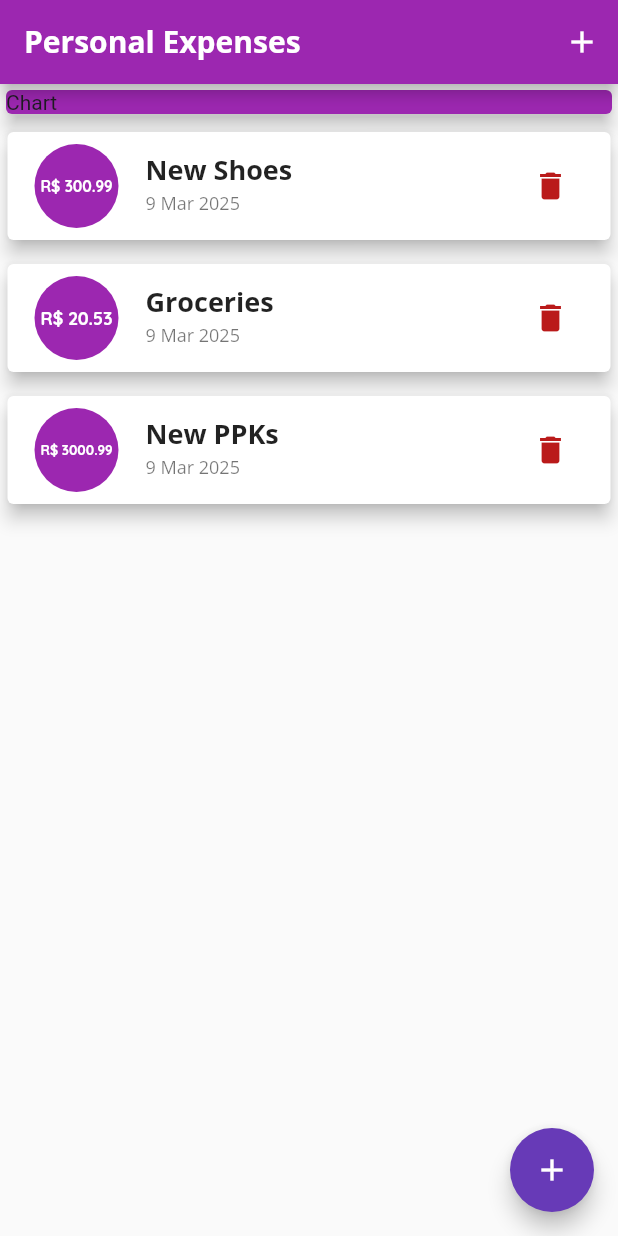
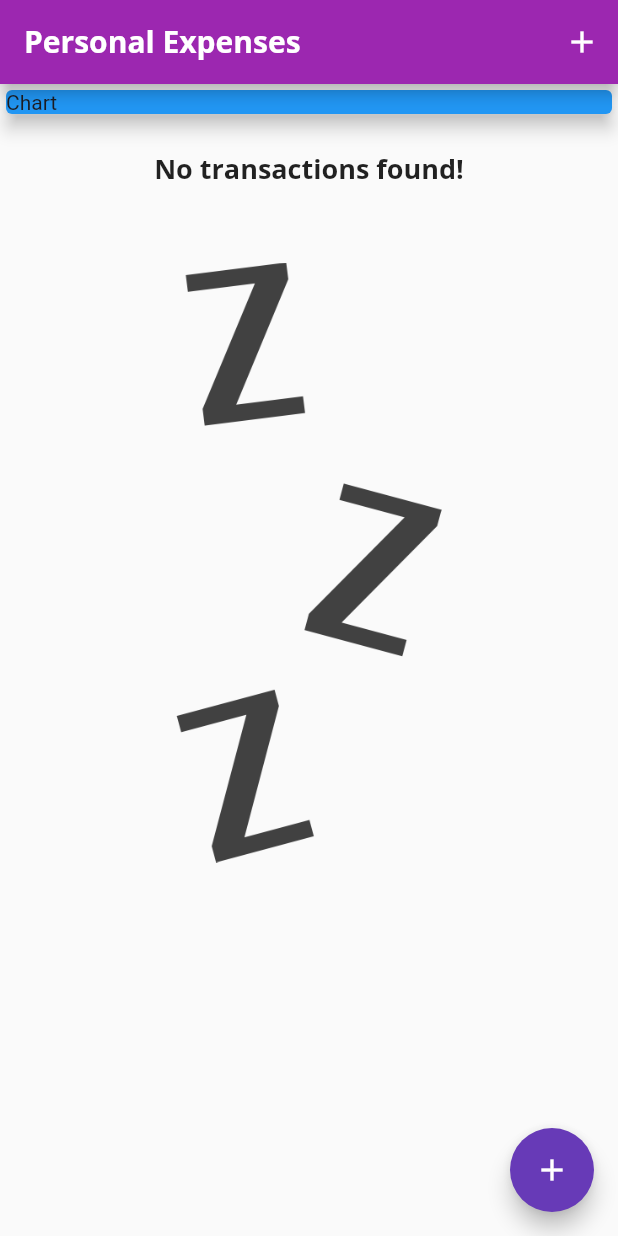
Before and after one commit to dilersik/personal-expenses-flutter, a Flutter app: the screen it shows after launch, on a phone screen of 412 x 824 dp. Run offline on Flutter 3.47's test engine with Material 3 defaults, Android fonts, the phone set to English and light mode, and no system bars.

```diff
--- a/lib/components/transaction_list.dart
+++ b/lib/components/transaction_list.dart
@@ -13,7 +13,25 @@ class TransactionList extends StatelessWidget {
   Widget build(BuildContext context) {
     return SizedBox(
       height: double.infinity,
-      child: ListView.builder(
+      child: transactions.isEmpty
+          ? Column(
+              children: [
+                SizedBox(height: 20),
+                Text(
+                  "No transactions found!",
+                  style: Theme.of(context).textTheme.titleLarge,
+                ),
+                SizedBox(height: 50),
+                SizedBox(
+                  height: 400,
+                  child: Image.asset(
+                    "assets/images/waiting.png",
+                    fit: BoxFit.cover,
+                  ),
+                ),
+              ],
+            )
+          : ListView.builder(
               itemCount: transactions.length,
               itemBuilder: (ctx, index) {
                 final transaction = transactions[index];
--- a/lib/main.dart
+++ b/lib/main.dart
@@ -60,25 +60,25 @@ class MyHomePage extends StatefulWidget {
 }
 
 class _MyHomePageState extends State<MyHomePage> {
-  final _transactions = [
-    Transaction(
-      id: 't1',
-      title: 'New Shoes',
-      value: 300.99,
-      date: DateTime.now(),
-    ),
-    Transaction(
-      id: 't2',
-      title: 'Groceries',
-      value: 20.53,
-      date: DateTime.now(),
-    ),
-    Transaction(
-      id: 't3',
-      title: 'New PPKs',
-      value: 3000.99,
-      date: DateTime.now(),
-    )
+  final List<Transaction> _transactions = [
+    // Transaction(
+    //   id: 't1',
+    //   title: 'New Shoes',
+    //   value: 300.99,
+    //   date: DateTime.now(),
+    // ),
+    // Transaction(
+    //   id: 't2',
+    //   title: 'Groceries',
+    //   value: 20.53,
+    //   date: DateTime.now(),
+    // ),
+    // Transaction(
+    //   id: 't3',
+    //   title: 'New PPKs',
+    //   value: 3000.99,
+    //   date: DateTime.now(),
+    // )
   ];
 
   void _addTransaction(String title, double value) {
@@ -124,7 +124,7 @@ class _MyHomePageState extends State<MyHomePage> {
         children: [
           SizedBox(
             child: Card(
-              color: Theme.of(context).colorScheme.primary,
+              color: Colors.blue,
               elevation: 5,
               child: Text("Chart"),
             ),
--- a/pubspec.yaml
+++ b/pubspec.yaml
@@ -60,9 +60,8 @@ flutter:
   uses-material-design: true
 
   # To add assets to your application, add an assets section, like this:
-  # assets:
-  #   - images/a_dot_burr.jpeg
-  #   - images/a_dot_ham.jpeg
+  assets:
+    - assets/images/waiting.png
 
   # An image asset can refer to one or more resolution-specific "variants", see
   # https://flutter.dev/to/resolution-aware-images
```
Also changed, not shown: assets/images/waiting.png (added). Lines whose indentation alone changed are shown as unchanged.
